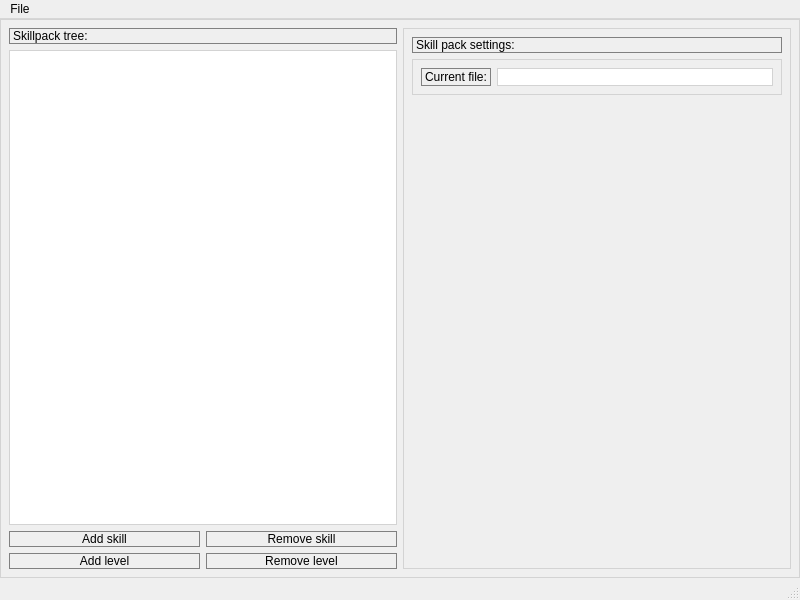
First picture: the form in Sources/SkillPackEditor/skillpackeditor.ui, repository timattt/Cognitia-II, before the edit.
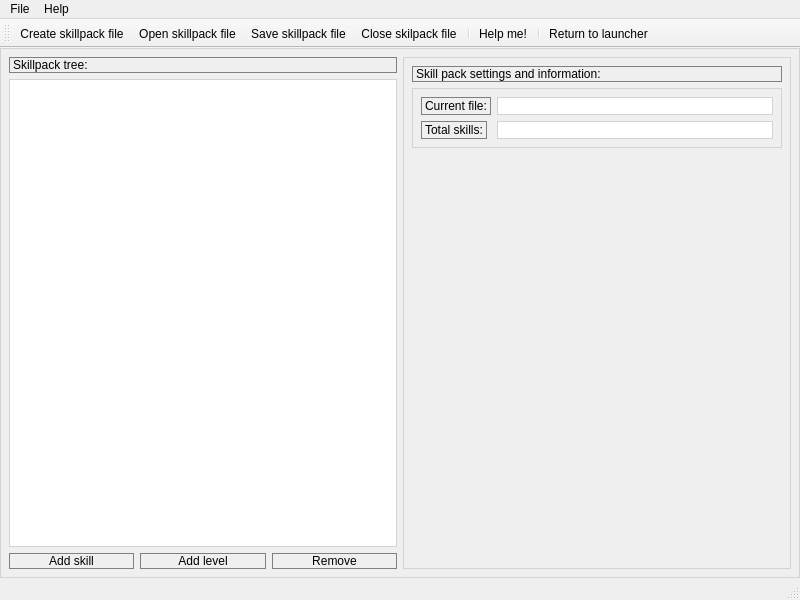
Second picture: the form after the edit.

Commit message: Skillpackeditor | Feature | toolsbar, debug, dialogs, more info

What changed in the file:
```diff
--- a/Sources/SkillPackEditor/skillpackeditor.ui
+++ b/Sources/SkillPackEditor/skillpackeditor.ui
@@ -33,7 +33,7 @@
     <item>
      <layout class="QVBoxLayout" name="skillPackTree">
       <item>
-       <widget class="QLabel" name="label">
+       <widget class="QLabel" name="skillpakcTreeLabel">
         <property name="text">
          <string>Skillpack tree:</string>
         </property>
@@ -43,32 +43,25 @@
        <widget class="QTreeView" name="tree"/>
       </item>
       <item>
-       <layout class="QGridLayout" name="gridLayout">
-        <item row="0" column="0">
+       <layout class="QHBoxLayout" name="skillpackeditorbuttons">
+        <item alignment="Qt::AlignTop">
          <widget class="QPushButton" name="AddSkill">
           <property name="text">
            <string>Add skill</string>
           </property>
          </widget>
         </item>
-        <item row="0" column="1">
-         <widget class="QPushButton" name="RemoveSkill">
-          <property name="text">
-           <string>Remove skill</string>
-          </property>
-         </widget>
-        </item>
-        <item row="1" column="0">
+        <item>
          <widget class="QPushButton" name="AddLevel">
           <property name="text">
            <string>Add level</string>
           </property>
          </widget>
         </item>
-        <item row="1" column="1">
-         <widget class="QPushButton" name="RemoveLevel">
+        <item>
+         <widget class="QPushButton" name="remove">
           <property name="text">
-           <string>Remove level</string>
+           <string>Remove</string>
           </property>
          </widget>
         </item>
@@ -82,7 +75,7 @@
        <item>
         <widget class="QLabel" name="SettingsLabel">
          <property name="text">
-          <string>Skill pack settings:</string>
+          <string>Skill pack settings and information:</string>
          </property>
         </widget>
        </item>
@@ -112,6 +105,20 @@
             </property>
            </widget>
           </item>
+          <item row="1" column="0">
+           <widget class="QLabel" name="label">
+            <property name="text">
+             <string>Total skills:</string>
+            </property>
+           </widget>
+          </item>
+          <item row="1" column="1">
+           <widget class="QLineEdit" name="totalSkills">
+            <property name="readOnly">
+             <bool>true</bool>
+            </property>
+           </widget>
+          </item>
          </layout>
         </widget>
        </item>
@@ -149,23 +156,72 @@
     <addaction name="actionCreate"/>
     <addaction name="actionOpen"/>
     <addaction name="actionSave"/>
+    <addaction name="actionClose"/>
+    <addaction name="actionReturn_to_launcher"/>
+   </widget>
+   <widget class="QMenu" name="menuHelp">
+    <property name="title">
+     <string>Help</string>
+    </property>
+    <addaction name="actionHelp_me"/>
    </widget>
    <addaction name="menuFile"/>
+   <addaction name="menuHelp"/>
   </widget>
   <widget class="QStatusBar" name="statusbar"/>
+  <widget class="QToolBar" name="toolBar">
+   <property name="windowTitle">
+    <string>toolBar</string>
+   </property>
+   <property name="allowedAreas">
+    <set>Qt::AllToolBarAreas</set>
+   </property>
+   <property name="orientation">
+    <enum>Qt::Horizontal</enum>
+   </property>
+   <attribute name="toolBarArea">
+    <enum>TopToolBarArea</enum>
+   </attribute>
+   <attribute name="toolBarBreak">
+    <bool>false</bool>
+   </attribute>
+   <addaction name="actionCreate"/>
+   <addaction name="actionOpen"/>
+   <addaction name="actionSave"/>
+   <addaction name="actionClose"/>
+   <addaction name="separator"/>
+   <addaction name="actionHelp_me"/>
+   <addaction name="separator"/>
+   <addaction name="actionReturn_to_launcher"/>
+  </widget>
   <action name="actionCreate">
    <property name="text">
-    <string>Create</string>
+    <string>Create skillpack file</string>
    </property>
   </action>
   <action name="actionOpen">
    <property name="text">
-    <string>Open</string>
+    <string>Open skillpack file</string>
    </property>
   </action>
   <action name="actionSave">
    <property name="text">
-    <string>Save</string>
+    <string>Save skillpack file</string>
+   </property>
+  </action>
+  <action name="actionClose">
+   <property name="text">
+    <string>Close skilpack file</string>
+   </property>
+  </action>
+  <action name="actionHelp_me">
+   <property name="text">
+    <string>Help me!</string>
+   </property>
+  </action>
+  <action name="actionReturn_to_launcher">
+   <property name="text">
+    <string>Return to launcher</string>
    </property>
   </action>
  </widget>
```
Left out of the diff: 2 changed lines with no effect on the pictures. The commit also changes 3 other files.
